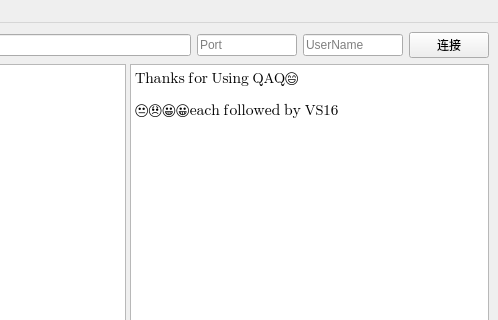
The window that mainwindow.ui (I-Info/QAQ-Desktop-Qt) describes before a commit, drawn with Qt 5; both pictures show x 242 to 740 and y 0 to 320 of the 740 by 647 pixel window.
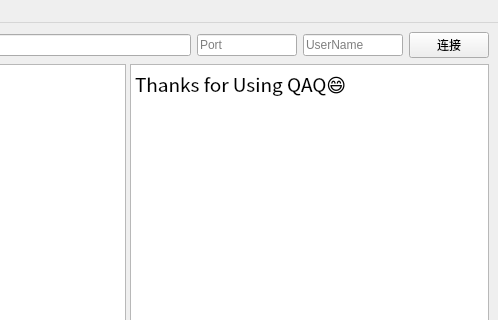
The same window after the commit.

The edit to the form file:
```diff
--- a/mainwindow.ui
+++ b/mainwindow.ui
@@ -128,7 +128,8 @@
            <widget class="QTextBrowser" name="textBox">
             <property name="font">
              <font>
-              <family>Noto Color Emoji</family>
+              <family>Noto Sans CJK SC</family>
+              <pointsize>14</pointsize>
              </font>
             </property>
             <property name="mouseTracking">
@@ -146,9 +147,8 @@
              <string>&lt;!DOCTYPE HTML PUBLIC &quot;-//W3C//DTD HTML 4.0//EN&quot; &quot;http://www.w3.org/TR/REC-html40/strict.dtd&quot;&gt;
 &lt;html&gt;&lt;head&gt;&lt;meta name=&quot;qrichtext&quot; content=&quot;1&quot; /&gt;&lt;style type=&quot;text/css&quot;&gt;
 p, li { white-space: pre-wrap; }
-&lt;/style&gt;&lt;/head&gt;&lt;body style=&quot; font-family:'Noto Color Emoji'; font-size:11pt; font-weight:400; font-style:normal;&quot;&gt;
-&lt;p style=&quot; margin-top:12px; margin-bottom:12px; margin-left:0px; margin-right:0px; -qt-block-indent:0; text-indent:0px;&quot;&gt;&lt;span style=&quot; font-family:'Noto Sans CJK SC';&quot;&gt;Thanks for Using QAQ😄&lt;/span&gt;&lt;/p&gt;
-&lt;p style=&quot; margin-top:12px; margin-bottom:12px; margin-left:0px; margin-right:0px; -qt-block-indent:0; text-indent:0px;&quot;&gt;&lt;span style=&quot; font-family:'Noto Sans Khmer UI';&quot;&gt;😐️😞️😀️😀️️each followed by VS16&lt;/span&gt;&lt;/p&gt;&lt;/body&gt;&lt;/html&gt;</string>
+&lt;/style&gt;&lt;/head&gt;&lt;body style=&quot; font-family:'Noto Sans CJK SC'; font-size:14pt; font-weight:400; font-style:normal;&quot;&gt;
+&lt;p style=&quot; margin-top:12px; margin-bottom:12px; margin-left:0px; margin-right:0px; -qt-block-indent:0; text-indent:0px;&quot;&gt;Thanks for Using QAQ😄&lt;/p&gt;&lt;/body&gt;&lt;/html&gt;</string>
             </property>
            </widget>
           </item>
```
